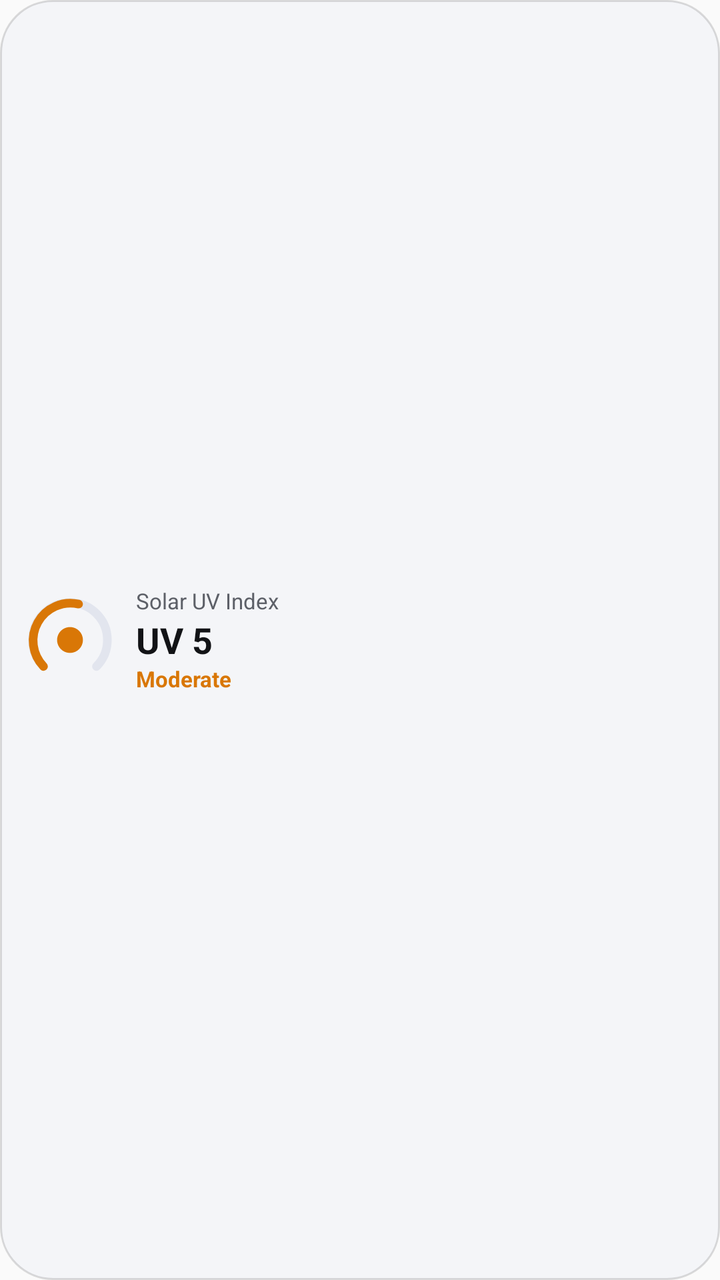
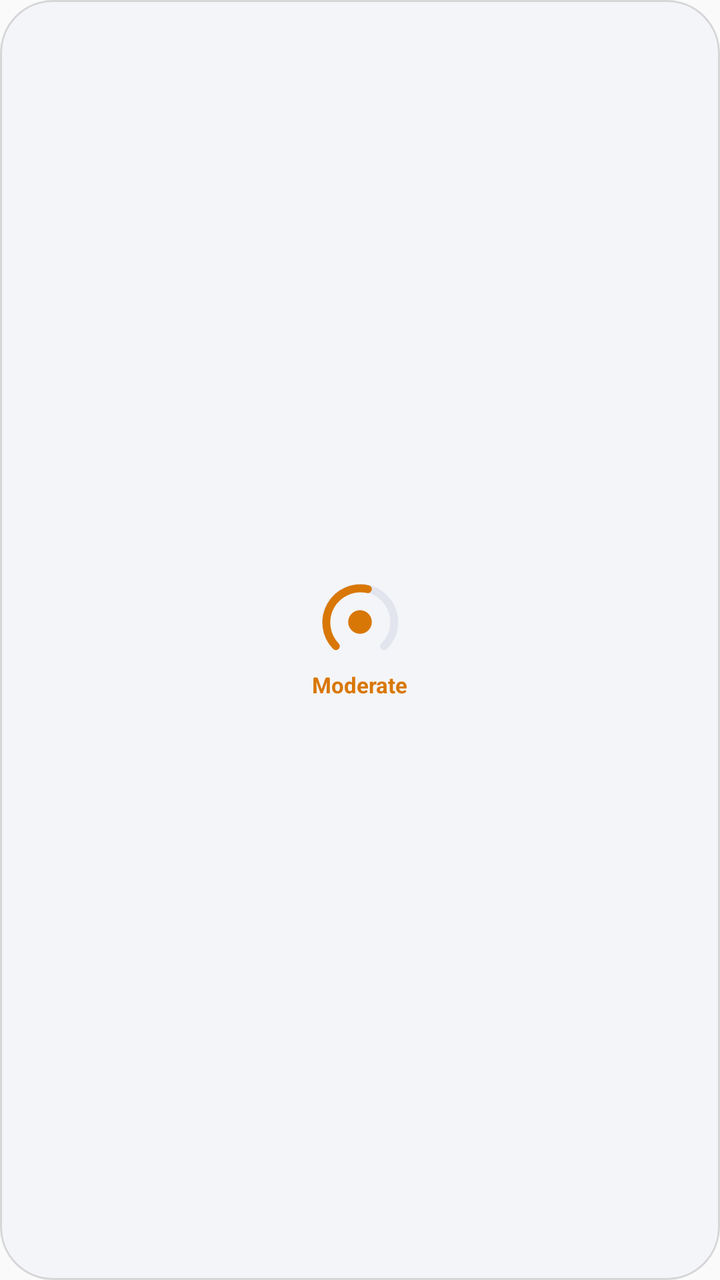

Screens rendered from an Android XML layout before and after an edit, with the pre-edit source and the edit as a unified diff.
<!-- AndroidManifest.xml: application theme Theme.OneUiExtraWidgets -->
<!-- res/layout/widget_preview_weather_uv.xml -->
<?xml version="1.0" encoding="utf-8"?>
<LinearLayout xmlns:android="http://schemas.android.com/apk/res/android"
    android:layout_width="match_parent"
    android:layout_height="match_parent"
    android:background="@drawable/bg_preview_oneui_card"
    android:gravity="center_vertical"
    android:orientation="horizontal"
    android:padding="12dp">

    <ImageView
        android:layout_width="46dp"
        android:layout_height="46dp"
        android:contentDescription="@string/widget_weather_uv_title"
        android:src="@drawable/ic_preview_weather_uv" />

    <Space
        android:layout_width="10dp"
        android:layout_height="1dp" />

    <LinearLayout
        android:layout_width="0dp"
        android:layout_height="wrap_content"
        android:layout_weight="1"
        android:orientation="vertical">

        <TextView
            android:layout_width="wrap_content"
            android:layout_height="wrap_content"
            android:ellipsize="end"
            android:maxLines="1"
            android:text="@string/weather_uv_label"
            android:textColor="@color/oneui_preview_text_secondary"
            android:textSize="11sp" />

        <TextView
            android:layout_width="wrap_content"
            android:layout_height="wrap_content"
            android:text="UV 5"
            android:textColor="@color/oneui_preview_text_primary"
            android:textSize="18sp"
            android:textStyle="bold" />

        <TextView
            android:layout_width="wrap_content"
            android:layout_height="wrap_content"
            android:text="@string/weather_uv_moderate"
            android:textColor="@color/oneui_preview_uv_amber"
            android:textSize="11sp"
            android:textStyle="bold" />
    </LinearLayout>
</LinearLayout>
<!-- resources referenced by this layout -->
<resources>
  <color name="oneui_preview_text_primary">#FF121316</color>
  <color name="oneui_preview_text_secondary">#FF5D6068</color>
  <color name="oneui_preview_uv_amber">#FFD97706</color>
  <!-- drawable bg_preview_oneui_card (drawable) -->
  <?xml version="1.0" encoding="utf-8"?>
  <shape xmlns:android="http://schemas.android.com/apk/res/android"
      android:shape="rectangle">
      <corners android:radius="26dp" />
      <solid android:color="@color/oneui_preview_card_bg" />
      <stroke
          android:width="1dp"
          android:color="@color/oneui_preview_card_stroke" />
  </shape>
  <!-- drawable ic_preview_weather_uv (drawable) -->
  <?xml version="1.0" encoding="utf-8"?>
  <vector xmlns:android="http://schemas.android.com/apk/res/android"
      android:width="48dp"
      android:height="48dp"
      android:viewportWidth="64"
      android:viewportHeight="64">
      <path
          android:fillColor="@android:color/transparent"
          android:pathData="M 13.6,50.4 A 26,26 0 1,1 50.4,50.4"
          android:strokeWidth="6"
          android:strokeColor="@color/oneui_preview_gauge_track"
          android:strokeLineCap="round" />
      <path
          android:fillColor="@android:color/transparent"
          android:pathData="M 13.6,50.4 A 26,26 0 0,1 38,7"
          android:strokeWidth="6"
          android:strokeColor="@color/oneui_preview_uv_amber"
          android:strokeLineCap="round" />
      <path
          android:fillColor="@color/oneui_preview_uv_amber"
          android:pathData="M 32,32 m -9,0 a 9,9 0 1,0 18,0 a 9,9 0 1,0 -18,0" />
  </vector>
  <string name="weather_uv_label">Solar UV Index</string>
  <string name="weather_uv_moderate">Moderate</string>
  <string name="widget_weather_uv_title">One UI Weather: Solar UV Index</string>
  <style name="Theme.OneUiExtraWidgets" parent="Theme.AppCompat.DayNight.NoActionBar">
          <item name="android:statusBarColor">@android:color/transparent</item>
          <item name="android:navigationBarColor">@android:color/transparent</item>
      </style>
  <color name="oneui_preview_card_bg">#F2F4F5F8</color>
  <color name="oneui_preview_card_stroke">#22000000</color>
  <color name="oneui_preview_gauge_track">#FFE2E5EE</color>
</resources>

<!-- the commit's change to res/layout/widget_preview_weather_uv.xml (unified diff, before → after) -->
@@ -3,49 +3,24 @@
     android:layout_width="match_parent"
     android:layout_height="match_parent"
     android:background="@drawable/bg_preview_oneui_card"
-    android:gravity="center_vertical"
-    android:orientation="horizontal"
-    android:padding="12dp">
+    android:gravity="center"
+    android:orientation="vertical"
+    android:padding="8dp">
 
     <ImageView
-        android:layout_width="46dp"
-        android:layout_height="46dp"
+        android:layout_width="42dp"
+        android:layout_height="42dp"
         android:contentDescription="@string/widget_weather_uv_title"
         android:src="@drawable/ic_preview_weather_uv" />
 
-    <Space
-        android:layout_width="10dp"
-        android:layout_height="1dp" />
-
-    <LinearLayout
-        android:layout_width="0dp"
+    <TextView
+        android:layout_width="wrap_content"
         android:layout_height="wrap_content"
-        android:layout_weight="1"
-        android:orientation="vertical">
-
-        <TextView
-            android:layout_width="wrap_content"
-            android:layout_height="wrap_content"
-            android:ellipsize="end"
-            android:maxLines="1"
-            android:text="@string/weather_uv_label"
-            android:textColor="@color/oneui_preview_text_secondary"
-            android:textSize="11sp" />
-
-        <TextView
-            android:layout_width="wrap_content"
-            android:layout_height="wrap_content"
-            android:text="UV 5"
-            android:textColor="@color/oneui_preview_text_primary"
-            android:textSize="18sp"
-            android:textStyle="bold" />
-
-        <TextView
-            android:layout_width="wrap_content"
-            android:layout_height="wrap_content"
-            android:text="@string/weather_uv_moderate"
-            android:textColor="@color/oneui_preview_uv_amber"
-            android:textSize="11sp"
-            android:textStyle="bold" />
-    </LinearLayout>
+        android:layout_marginTop="3dp"
+        android:ellipsize="end"
+        android:maxLines="1"
+        android:text="@string/weather_uv_moderate"
+        android:textColor="@color/oneui_preview_uv_amber"
+        android:textSize="11sp"
+        android:textStyle="bold" />
 </LinearLayout>
<!-- resource entries referenced after the edit -->
@@ -1,7 +1,5 @@
 <!-- resources referenced by this layout -->
 <resources>
-  <color name="oneui_preview_text_primary">#FF121316</color>
-  <color name="oneui_preview_text_secondary">#FF5D6068</color>
   <color name="oneui_preview_uv_amber">#FFD97706</color>
   <!-- drawable bg_preview_oneui_card (drawable) -->
   <?xml version="1.0" encoding="utf-8"?>
@@ -36,7 +34,6 @@
           android:fillColor="@color/oneui_preview_uv_amber"
           android:pathData="M 32,32 m -9,0 a 9,9 0 1,0 18,0 a 9,9 0 1,0 -18,0" />
   </vector>
-  <string name="weather_uv_label">Solar UV Index</string>
   <string name="weather_uv_moderate">Moderate</string>
   <string name="widget_weather_uv_title">One UI Weather: Solar UV Index</string>
   <style name="Theme.OneUiExtraWidgets" parent="Theme.AppCompat.DayNight.NoActionBar">
